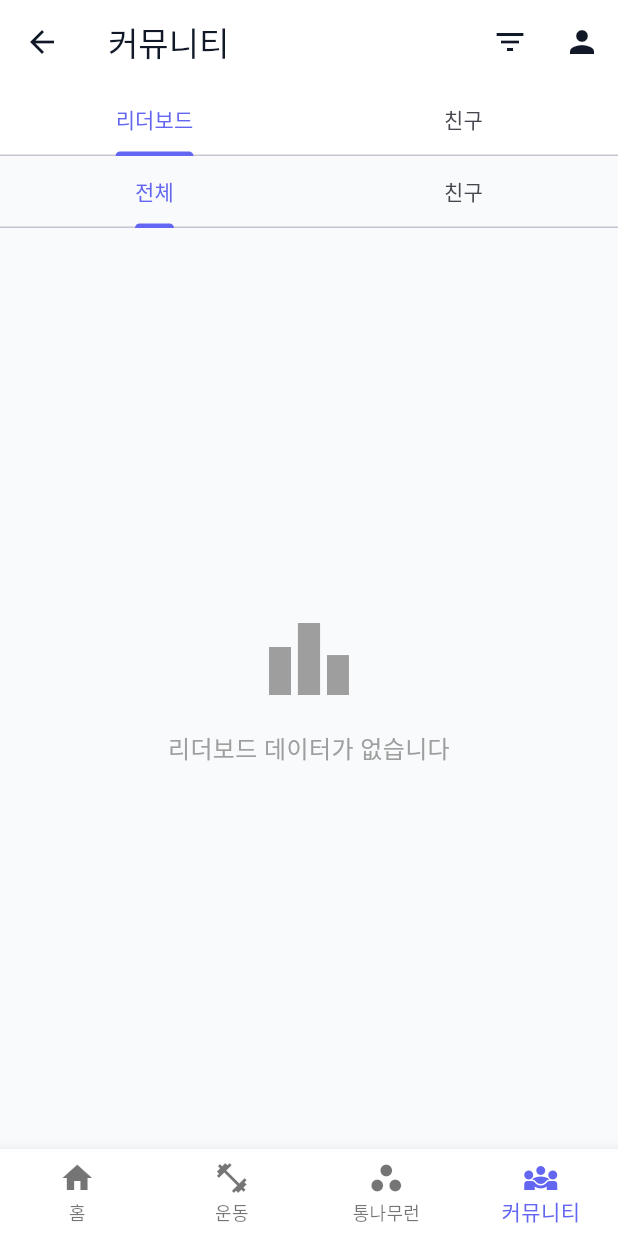
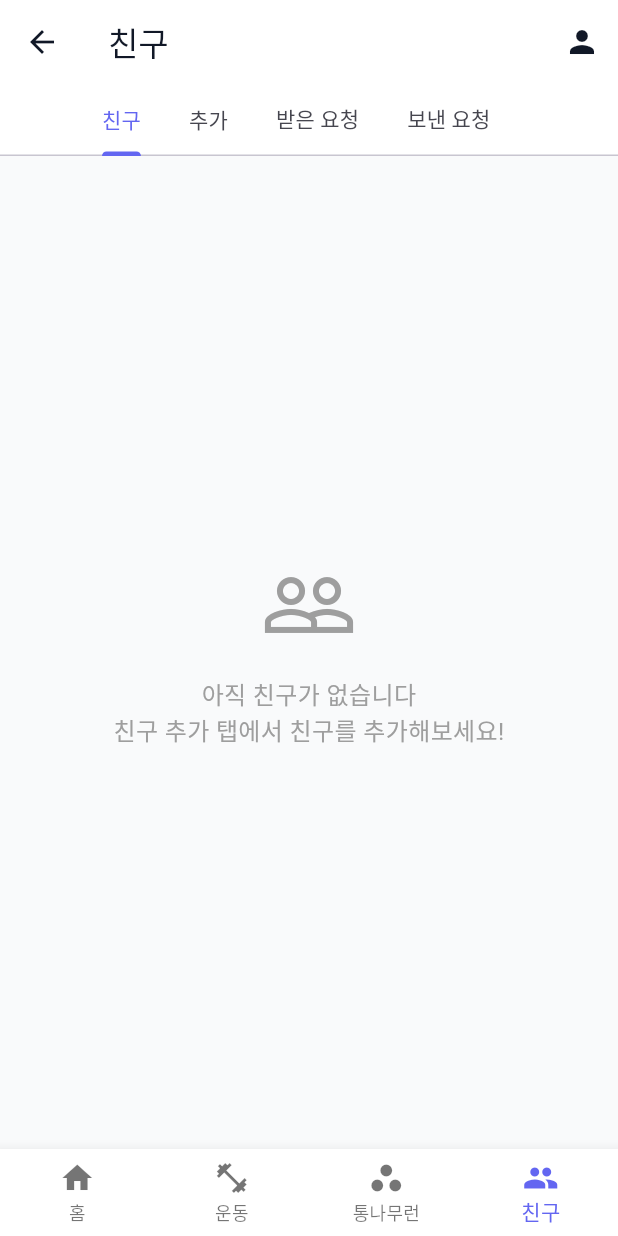
Before and after one commit to lppresident/co-workfit, a Flutter app: the DashboardPage screen opened by its route, item 4 of the bottom bar chosen, on a phone screen of 412 x 824 dp. Run offline on Flutter 3.47's test engine with Material 3 defaults, Android fonts, the phone set to English and light mode, and no system bars; our stand-ins replace bloc, cloud_firestore, dartz, equatable, firebase_auth, firebase_core and 4 more; missing offline and left inert: health; accounts and stored records are empty; network calls fail.

Commit message:
refactor: Remove leaderboard feature and simplify community tab
친구 중심 앱으로 전체 리더보드 기능 제거 및 UI 단순화

- CommunityPage를 친구 관리 전용으로 변경
  - 기존: 리더보드(전체/친구) + 친구 관리 (2중 탭)
  - 변경: 친구 관리만 (친구/추가/받은 요청/보낸 요청)
- 불필요한 리더보드 위젯 파일 삭제:
  - global_leaderboard_tab.dart
  - friends_leaderboard_tab.dart
  - leaderboard_entry_widget.dart
- 하단 탭 아이콘 및 라벨 변경: '커뮤니티' → '친구'
- AppBar 타이틀 변경: '커뮤니티' → '친구'
- 스크롤 가능한 탭으로 변경 (isScrollable: true)
- 프로필/로그아웃 메뉴 유지

🤖 Generated with [Claude Code](https://claude.com/claude-code)

Co-Authored-By: Claude <noreply@anthropic.com>

```diff
--- a/lib/features/social/presentation/pages/community_page.dart
+++ b/lib/features/social/presentation/pages/community_page.dart
@@ -2,15 +2,10 @@ import 'package:flutter/material.dart';
 import 'package:co_workfit/core/presentation/base_page.dart';
 import 'package:co_workfit/core/presentation/mixins/tabbed_mixin.dart';
 import 'package:co_workfit/core/presentation/widgets/standard_app_bar.dart';
-import 'package:co_workfit/features/social/presentation/widgets/leaderboard/global_leaderboard_tab.dart';
-import 'package:co_workfit/features/social/presentation/widgets/leaderboard/friends_leaderboard_tab.dart';
 import 'package:co_workfit/features/social/presentation/widgets/friends_list_tab.dart';
 import 'package:co_workfit/features/social/presentation/widgets/add_friend_tab.dart';
 import 'package:co_workfit/features/social/presentation/widgets/received_requests_tab.dart';
 import 'package:co_workfit/features/social/presentation/widgets/sent_requests_tab.dart';
-import 'package:co_workfit/features/social/domain/entities/leaderboard_entry_entity.dart';
-import 'package:co_workfit/features/social/presentation/bloc/leaderboard/leaderboard_bloc.dart';
-import 'package:co_workfit/features/social/presentation/bloc/leaderboard/leaderboard_event.dart';
 import 'package:co_workfit/features/social/presentation/bloc/social_bloc.dart';
 import 'package:co_workfit/features/social/presentation/bloc/social_event.dart';
 import 'package:co_workfit/features/auth/presentation/bloc/auth_bloc.dart';
@@ -23,7 +18,7 @@ import 'package:co_workfit/core/di/injection.dart' as di;
 import 'package:flutter_bloc/flutter_bloc.dart';
 import 'package:co_workfit/core/utils/logger.dart';
 
-/// 커뮤니티 페이지 (리더보드 + 친구 + 활동 피드)
+/// 커뮤니티 페이지 (친구 관리)
 class CommunityPage extends BasePage {
   const CommunityPage({super.key});
 
@@ -33,18 +28,18 @@ class CommunityPage extends BasePage {
 
 class _CommunityPageState extends BasePageState<CommunityPage>
     with SingleTickerProviderStateMixin, TabbedMixin {
-  LeaderboardType _selectedLeaderboardType = LeaderboardType.allTime;
+  @override
+  int get tabCount => 4; // 친구 목록, 친구 추가, 받은 요청, 보낸 요청
 
   @override
-  int get tabCount => 2; // 리더보드, 친구 (활동 피드는 Phase 6)
+  List<String> get tabLabels => const ['친구', '추가', '받은 요청', '보낸 요청'];
 
   @override
-  List<String> get tabLabels => const ['리더보드', '친구'];
-
-  @override
-  List<Widget> get tabViews => [
-    _buildLeaderboardTab(),
-    _buildFriendsTab(),
+  List<Widget> get tabViews => const [
+        FriendsListTab(),
+        AddFriendTab(),
+        ReceivedRequestsTab(),
+        SentRequestsTab(),
       ];
 
   @override
@@ -52,18 +47,6 @@ class _CommunityPageState extends BasePageState<CommunityPage>
     AppLogger.info('CommunityPage', 'Loading initial data');
     final authState = context.read<AuthBloc>().state;
     if (authState is Authenticated) {
-      // 리더보드 데이터 로드
-      context.read<LeaderboardBloc>().add(
-            LoadGlobalLeaderboard(type: _selectedLeaderboardType),
-          );
-      context.read<LeaderboardBloc>().add(
-            LoadFriendsLeaderboard(
-              userId: authState.user.id,
-              type: _selectedLeaderboardType,
-            ),
-          );
-
-      // 친구 데이터 로드
       final userId = authState.user.id;
       context.read<SocialBloc>().add(LoadFriends(userId));
       context.read<SocialBloc>().add(LoadReceivedFriendRequests(userId));
@@ -74,20 +57,24 @@ class _CommunityPageState extends BasePageState<CommunityPage>
   @override
   void onTabChanged(int index) {
     AppLogger.info('CommunityPage', 'Tab changed to: $index');
-    // 탭 변경 시 필요한 추가 로직
+  }
+
+  @override
+  PreferredSizeWidget buildTabBar() {
+    return TabBar(
+      controller: tabController,
+      isScrollable: true,
+      tabs: tabLabels.map((label) => Tab(text: label)).toList(),
+    );
   }
 
   @override
   PreferredSizeWidget buildAppBar(BuildContext context) {
-    final actions = <Widget>[];
-
-    // 리더보드 탭일 때 필터 버튼
-    if (tabController.index == 0) {
-      actions.add(_buildLeaderboardFilterButton());
-    }
-
-    // 모든 탭에서 프로필/로그아웃 메뉴 표시
-    actions.add(
+    return StandardAppBar(
+      title: '친구',
+      bottom: buildTabBar(),
+      actions: [
+        // 프로필/로그아웃 메뉴
         PopupMenuButton<String>(
           icon: const Icon(Icons.person),
           onSelected: (value) {
@@ -97,8 +84,8 @@ class _CommunityPageState extends BasePageState<CommunityPage>
               _showLogoutDialog(context);
             }
           },
-        itemBuilder: (context) => [
-          const PopupMenuItem(
+          itemBuilder: (context) => const [
+            PopupMenuItem(
               value: 'profile',
               child: Row(
                 children: [
@@ -108,7 +95,7 @@ class _CommunityPageState extends BasePageState<CommunityPage>
                 ],
               ),
             ),
-          const PopupMenuItem(
+            PopupMenuItem(
               value: 'logout',
               child: Row(
                 children: [
@@ -120,140 +107,13 @@ class _CommunityPageState extends BasePageState<CommunityPage>
             ),
           ],
         ),
+      ],
     );
-
-    return StandardAppBar(
-      title: '커뮤니티',
-      bottom: buildTabBar(),
-      actions: actions,
-    );
-  }
-
-  Widget _buildLeaderboardFilterButton() {
-    return PopupMenuButton<LeaderboardType>(
-      icon: const Icon(Icons.filter_list),
-      tooltip: '기간 선택',
-      onSelected: _changeLeaderboardType,
-      itemBuilder: (context) => LeaderboardType.values
-          .map(
-            (type) => PopupMenuItem(
-              value: type,
-              child: Row(
-                children: [
-                  Icon(
-                    _selectedLeaderboardType == type
-                        ? Icons.radio_button_checked
-                        : Icons.radio_button_unchecked,
-                    size: 20,
-                  ),
-                  const SizedBox(width: 8),
-                  Text(type.getDisplayName()),
-                ],
-              ),
-            ),
-          )
-          .toList(),
-    );
-  }
-
-  void _changeLeaderboardType(LeaderboardType newType) {
-    setState(() => _selectedLeaderboardType = newType);
-
-    final authState = context.read<AuthBloc>().state;
-    if (authState is Authenticated) {
-      context.read<LeaderboardBloc>().add(ChangeLeaderboardType(newType));
-      context.read<LeaderboardBloc>().add(
-            LoadGlobalLeaderboard(type: newType),
-          );
-      context.read<LeaderboardBloc>().add(
-            LoadFriendsLeaderboard(
-              userId: authState.user.id,
-              type: newType,
-            ),
-          );
-    }
   }
 
   @override
   Widget buildBody(BuildContext context) {
     return buildTabBarView();
-  }
-
-  Widget _buildLeaderboardTab() {
-    return Column(
-      children: [
-        // 리더보드 내부 탭 (전체/친구)
-        Container(
-          color: Theme.of(context).scaffoldBackgroundColor,
-          child: TabBar(
-            controller: _leaderboardTabController,
-            tabs: const [
-              Tab(text: '전체'),
-              Tab(text: '친구'),
-            ],
-          ),
-        ),
-        Expanded(
-          child: TabBarView(
-            controller: _leaderboardTabController,
-            children: const [
-              GlobalLeaderboardTab(),
-              FriendsLeaderboardTab(),
-            ],
-          ),
-        ),
-      ],
-    );
-  }
-
-  Widget _buildFriendsTab() {
-    return Column(
-      children: [
-        // 친구 내부 탭 (목록/추가/받은요청/보낸요청)
-        Container(
-          color: Theme.of(context).scaffoldBackgroundColor,
-          child: TabBar(
-            controller: _friendsTabController,
-            isScrollable: true,
-            tabs: const [
-              Tab(text: '친구 목록'),
-              Tab(text: '친구 추가'),
-              Tab(text: '받은 요청'),
-              Tab(text: '보낸 요청'),
-            ],
-          ),
-        ),
-        Expanded(
-          child: TabBarView(
-            controller: _friendsTabController,
-            children: const [
-              FriendsListTab(),
-              AddFriendTab(),
-              ReceivedRequestsTab(),
-              SentRequestsTab(),
-            ],
-          ),
-        ),
-      ],
-    );
-  }
-
-  // 리더보드용 내부 TabController
-  late TabController _leaderboardTabController;
-  late TabController _friendsTabController;
-
-  @override
-  void initState() {
-    super.initState();
-    _leaderboardTabController = TabController(length: 2, vsync: this);
-    _friendsTabController = TabController(length: 4, vsync: this);
-  }
-
-  @override
-  void dispose() {
-    _leaderboardTabController.dispose();
-    _friendsTabController.dispose();
-    super.dispose();
   }
 
   void _showProfile(BuildContext context) {
--- a/lib/features/social/presentation/widgets/leaderboard/global_leaderboard_tab.dart
+++ /dev/null
@@ -1,81 +0,0 @@
-import 'package:flutter/material.dart';
-import 'package:flutter_bloc/flutter_bloc.dart';
-import 'package:co_workfit/features/social/presentation/bloc/leaderboard/leaderboard_bloc.dart';
-import 'package:co_workfit/features/social/presentation/bloc/leaderboard/leaderboard_state.dart';
-import 'package:co_workfit/features/social/presentation/bloc/leaderboard/leaderboard_event.dart';
-import 'package:co_workfit/features/social/domain/entities/leaderboard_entry_entity.dart';
-import 'package:co_workfit/features/auth/presentation/bloc/auth_bloc.dart';
-import 'package:co_workfit/features/auth/presentation/bloc/auth_state.dart';
-import 'package:co_workfit/features/social/presentation/widgets/leaderboard/leaderboard_entry_widget.dart';
-import 'package:co_workfit/core/widgets/common_loading_widget.dart';
-import 'package:co_workfit/core/widgets/common_error_widget.dart';
-import 'package:co_workfit/core/widgets/common_empty_widget.dart';
-
-class GlobalLeaderboardTab extends StatelessWidget {
-  const GlobalLeaderboardTab({super.key});
-
-  @override
-  Widget build(BuildContext context) {
-    return BlocBuilder<LeaderboardBloc, LeaderboardState>(
-      builder: (context, state) {
-        if (state is LeaderboardLoading) {
-          return const CommonLoadingWidget(message: '글로벌 리더보드 불러오는 중...');
-        }
-
-        if (state is LeaderboardError && state.previousState == null) {
-          return CommonErrorWidget(
-            message: state.message,
-            onRetry: () {
-              context.read<LeaderboardBloc>().add(
-                LoadGlobalLeaderboard(
-                  type: state.previousState?.currentType ?? LeaderboardType.allTime,
-                ),
-              );
-            },
-          );
-        }
-
-        final leaderboard = state is LeaderboardLoaded
-            ? state.globalLeaderboard
-            : state is LeaderboardError && state.previousState != null
-                ? state.previousState!.globalLeaderboard
-                : <LeaderboardEntryEntity>[];
-
-        final currentType = state is LeaderboardLoaded
-            ? state.currentType
-            : LeaderboardType.allTime;
-
-        if (leaderboard.isEmpty) {
-          return const CommonEmptyWidget(
-            icon: Icons.leaderboard,
-            message: '리더보드 데이터가 없습니다',
-          );
-        }
-
-        final authState = context.read<AuthBloc>().state;
-        final currentUserId = authState is Authenticated ? authState.user.id : null;
-
-        return RefreshIndicator(
-          onRefresh: () async {
-            context.read<LeaderboardBloc>().add(
-              RefreshGlobalLeaderboard(type: currentType),
-            );
-          },
-          child: ListView.builder(
-            itemCount: leaderboard.length,
-            padding: const EdgeInsets.symmetric(vertical: 8),
-            itemBuilder: (context, index) {
-              final entry = leaderboard[index];
-              final isCurrentUser = currentUserId != null && entry.userId == currentUserId;
-
-              return LeaderboardEntryWidget(
-                entry: entry,
-                isCurrentUser: isCurrentUser,
-              );
-            },
-          ),
-        );
-      },
-    );
-  }
-}
--- a/lib/features/workout/presentation/pages/dashboard_page.dart
+++ b/lib/features/workout/presentation/pages/dashboard_page.dart
@@ -67,8 +67,8 @@ class _DashboardPageState extends State<DashboardPage> {
             label: '통나무런',
           ),
           BottomNavigationBarItem(
-            icon: Icon(Icons.diversity_3),
-            label: '커뮤니티',
+            icon: Icon(Icons.people),
+            label: '친구',
           ),
         ],
         type: BottomNavigationBarType.fixed,
```
Also changed, not shown: lib/features/social/presentation/widgets/leaderboard/friends_leaderboard_tab.dart (deleted, +0 -91 lines), lib/features/social/presentation/widgets/leaderboard/leaderboard_entry_widget.dart (deleted, +0 -126 lines). Lines whose indentation alone changed are shown as unchanged.
